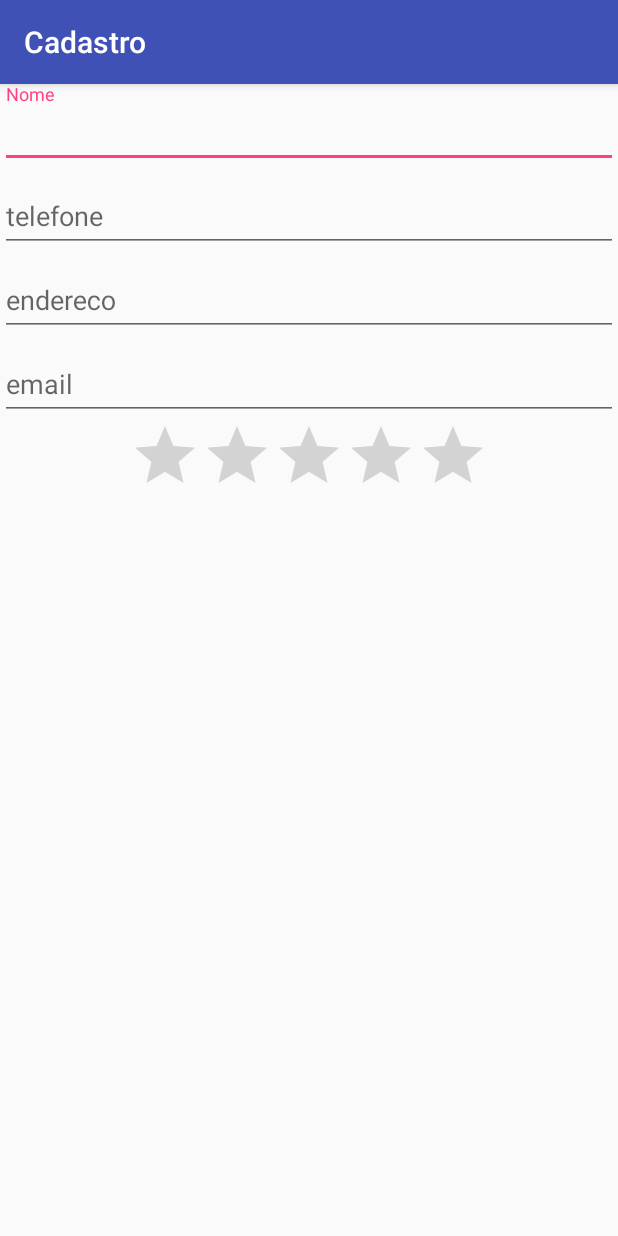
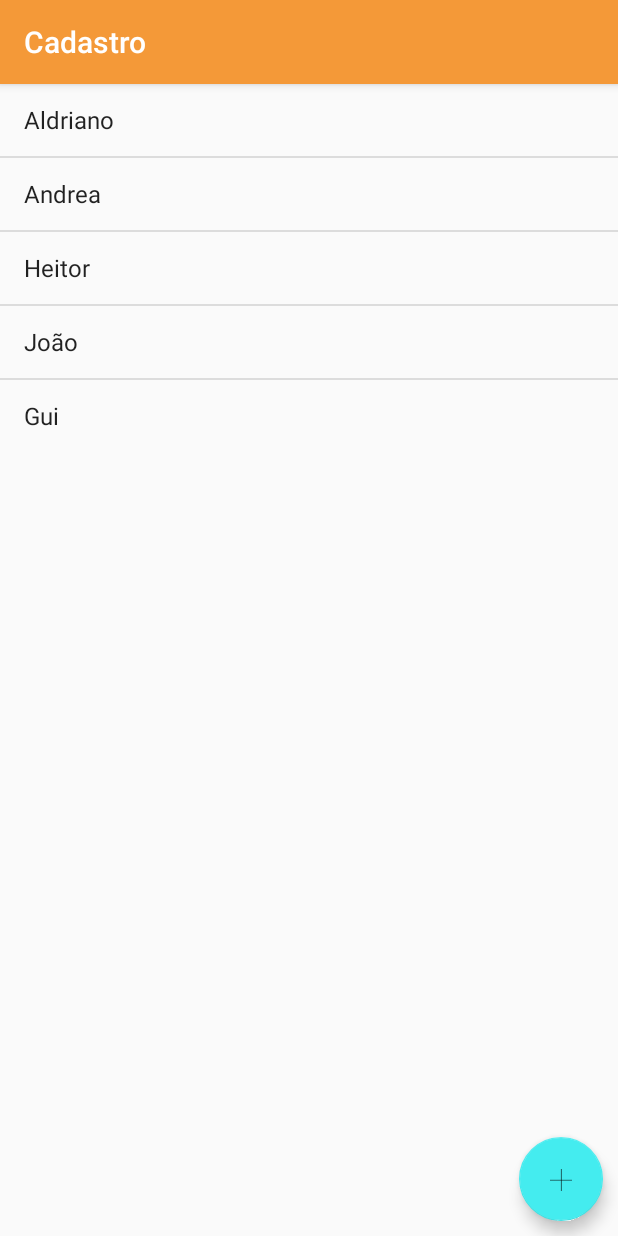
Before and after one commit to CaelumAulas/android7887, an Android app: the screen it shows after launch (FormularioActivity before the commit, ListaAlunosActivity after it), on a phone screen of 412 x 824 dp. Run offline under Robolectric (Android 15) with nearby library versions, the phone set to English and light mode, and no system bars.

Commit message:
colocando o fab e alterando as cores

```diff
--- a/app/src/main/AndroidManifest.xml
+++ b/app/src/main/AndroidManifest.xml
@@ -9,10 +9,10 @@
         android:roundIcon="@mipmap/ic_launcher_round"
         android:supportsRtl="true"
         android:theme="@style/AppTheme">
-        <activity android:name=".ListaAlunosActivity">
+        <activity android:name=".FormularioActivity">
 
         </activity>
-        <activity android:name=".FormularioActivity">
+        <activity android:name=".ListaAlunosActivity">
             <intent-filter>
                 <action android:name="android.intent.action.MAIN" />
 
--- a/app/src/main/java/br/com/caelum/cadastro/ListaAlunosActivity.java
+++ b/app/src/main/java/br/com/caelum/cadastro/ListaAlunosActivity.java
@@ -2,6 +2,8 @@ package br.com.caelum.cadastro;
 
 import android.content.Context;
 import android.os.Bundle;
+import android.support.design.widget.FloatingActionButton;
+import android.support.design.widget.Snackbar;
 import android.support.v7.app.AppCompatActivity;
 import android.view.View;
 import android.widget.AdapterView;
@@ -9,6 +11,7 @@ import android.widget.ArrayAdapter;
 import android.widget.ListView;
 import android.widget.Toast;
 
+import static android.view.View.OnClickListener;
 import static android.widget.AdapterView.OnItemClickListener;
 import static android.widget.AdapterView.OnItemLongClickListener;
 
@@ -55,5 +58,15 @@ public class ListaAlunosActivity extends AppCompatActivity {
         });
 
 
+        FloatingActionButton botaoAdicionar = findViewById(R.id.adicionar);
+
+        botaoAdicionar.setOnClickListener(new OnClickListener() {
+            @Override
+            public void onClick(View view) {
+                Snackbar.make(view, "Clicou no botão", Snackbar.LENGTH_LONG)
+                        .show();
+            }
+        });
+
     }
 }
--- a/app/src/main/res/layout/activity_formulario.xml
+++ b/app/src/main/res/layout/activity_formulario.xml
@@ -11,6 +11,7 @@
 
 
         <EditText
+            android:inputType="textCapWords"
             android:layout_width="match_parent"
             android:layout_height="wrap_content"
             android:hint="Nome" />
--- a/app/src/main/res/layout/activity_lista_alunos.xml
+++ b/app/src/main/res/layout/activity_lista_alunos.xml
@@ -1,5 +1,20 @@
 <?xml version="1.0" encoding="utf-8"?>
-<ListView xmlns:android="http://schemas.android.com/apk/res/android"
-    android:id="@+id/lista_alunos"
+<android.support.design.widget.CoordinatorLayout xmlns:android="http://schemas.android.com/apk/res/android"
     android:layout_width="match_parent"
-    android:layout_height="match_parent" />
+    android:layout_height="match_parent">
+
+    <ListView xmlns:android="http://schemas.android.com/apk/res/android"
+        android:id="@+id/lista_alunos"
+        android:layout_width="match_parent"
+        android:layout_height="wrap_content" />
+
+    <android.support.design.widget.FloatingActionButton
+        android:id="@+id/adicionar"
+        android:layout_width="wrap_content"
+        android:layout_height="wrap_content"
+        android:layout_gravity="bottom|end"
+        android:layout_margin="10dp"
+        android:src="@drawable/plus" />
+
+
+</android.support.design.widget.CoordinatorLayout>
--- a/app/src/main/res/values/colors.xml
+++ b/app/src/main/res/values/colors.xml
@@ -1,6 +1,7 @@
 <?xml version="1.0" encoding="utf-8"?>
 <resources>
-    <color name="colorPrimary">#3F51B5</color>
-    <color name="colorPrimaryDark">#303F9F</color>
-    <color name="colorAccent">#FF4081</color>
+    <color name="colorPrimary">#f49938</color>
+    <color name="colorPrimaryDark">#ec7a33</color>
+    <color name="colorAccent">#44ecef</color>
+
 </resources>
--- a/build.gradle
+++ b/build.gradle
@@ -7,7 +7,7 @@ buildscript {
         jcenter()
     }
     dependencies {
-        classpath 'com.android.tools.build:gradle:3.1.4'
+        classpath 'com.android.tools.build:gradle:3.2.0'
 
 
         // NOTE: Do not place your application dependencies here; they belong
```
Also changed, not shown: app/src/main/res/drawable/plus.png (added), gradle/wrapper/gradle-wrapper.properties.
